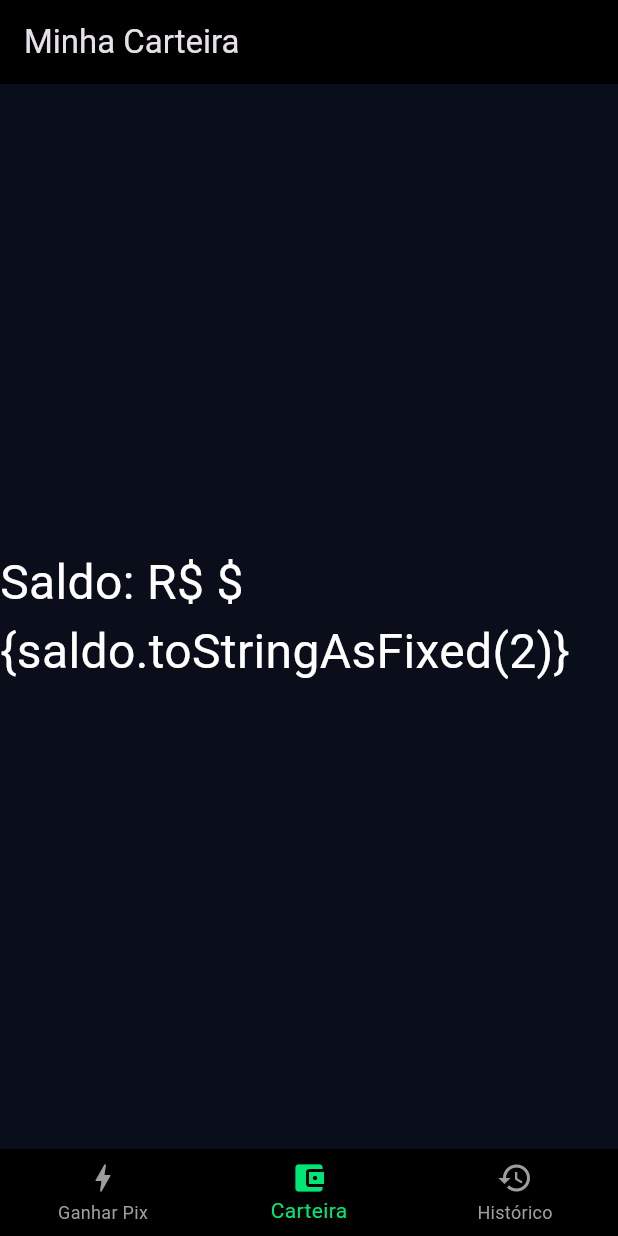
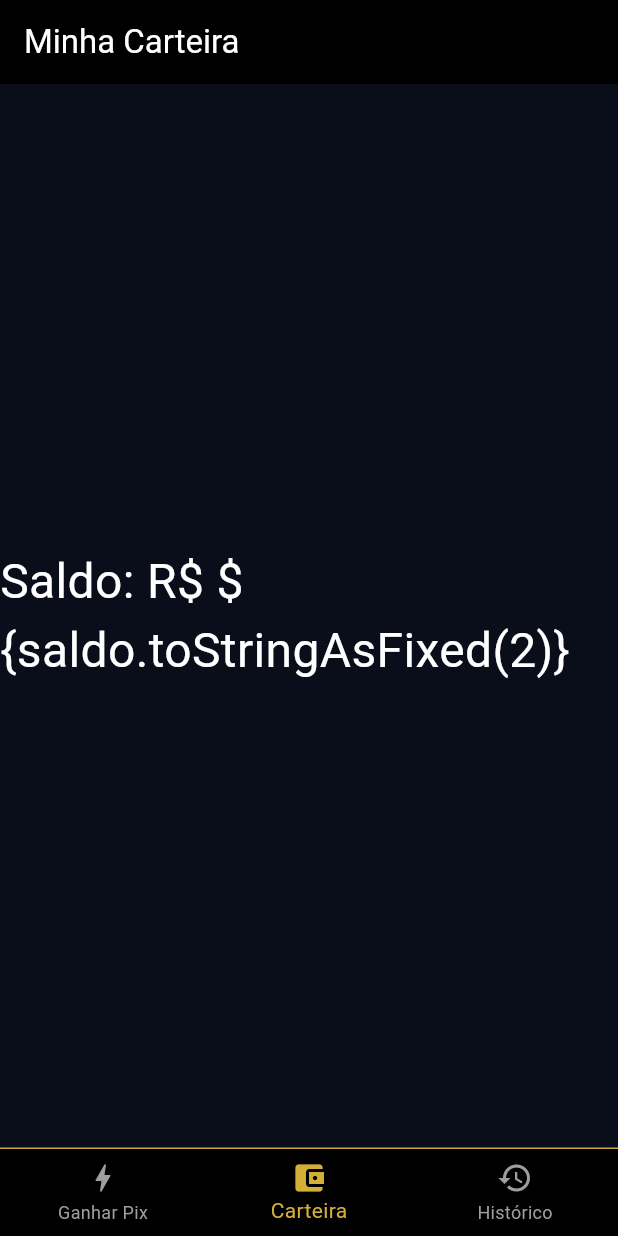
Before and after one commit to boherfc-alt/PixRewards, a Flutter app: the screen it shows after launch, item 2 of the bottom bar chosen, on a phone screen of 412 x 824 dp. Run offline on Flutter 3.47's test engine with Material 3 defaults, Android fonts, the phone set to English and light mode, and no system bars; our stand-ins replace supabase_flutter; accounts and stored records are empty.

Commit message:
Update main.dart

```diff
--- a/lib/main.dart
+++ b/lib/main.dart
@@ -1,14 +1,68 @@
-
 import 'package:flutter/material.dart';
 import 'package:supabase_flutter/supabase_flutter.dart';
 import 'screens/offers_screen.dart';
 import 'screens/wallet_screen.dart';
 import 'screens/history_screen.dart';
+
 Future<void> main() async {
   WidgetsFlutterBinding.ensureInitialized();
-  await Supabase.initialize(url: 'https://pmnghuepbxxktuiqivkl.supabase.co', anonKey: 'sb_publishable_d3MKEPnK6clbjNCsHFNpmg_0nvbgovD');
+  await Supabase.initialize(
+    url: 'https://pmnghuepbxxktuiqivkl.supabase.co',
+    anonKey: 'sb_publishable_d3MKEPnK6clbjNCsHFNpmg_0nvbgovD',
+  );
   runApp(const PixRewardsApp());
 }
-class PixRewardsApp extends StatelessWidget { const PixRewardsApp({super.key}); @override Widget build(BuildContext context){ return MaterialApp(title: 'PixRewards', debugShowCheckedModeBanner: false, theme: ThemeData.dark().copyWith(scaffoldBackgroundColor: Color(0xFF0A0E1A)), home: const MainTabs()); } }
-class MainTabs extends StatefulWidget { const MainTabs({super.key}); @override State<MainTabs> createState()=> _MainTabsState(); }
-class _MainTabsState extends State<MainTabs> { int idx=0; final screens=const [OffersScreen(), WalletScreen(), HistoryScreen()]; @override Widget build(BuildContext context){ return Scaffold(body: screens[idx], bottomNavigationBar: BottomNavigationBar(backgroundColor: Colors.black, selectedItemColor: Color(0xFF00E676), unselectedItemColor: Colors.grey, currentIndex: idx, onTap: (i)=> setState(()=> idx=i), items: const [BottomNavigationBarItem(icon: Icon(Icons.bolt), label: 'Ganhar Pix'), BottomNavigationBarItem(icon: Icon(Icons.account_balance_wallet), label: 'Carteira'), BottomNavigationBarItem(icon: Icon(Icons.history), label: 'Histórico')])); } }
+
+class PixRewardsApp extends StatelessWidget {
+  const PixRewardsApp({super.key});
+
+  @override
+  Widget build(BuildContext context) {
+    return MaterialApp(
+      title: 'Pix Reward',
+      debugShowCheckedModeBanner: false,
+      theme: ThemeData.dark().copyWith(
+        scaffoldBackgroundColor: kBlack,
+        colorScheme: ColorScheme.dark(primary: kGold, secondary: kGoldLight),
+      ),
+      home: const MainTabs(),
+    );
+  }
+}
+
+class MainTabs extends StatefulWidget {
+  const MainTabs({super.key});
+
+  @override
+  State<MainTabs> createState() => _MainTabsState();
+}
+
+class _MainTabsState extends State<MainTabs> {
+  int idx = 0;
+  final screens = const [OffersScreen(), WalletScreen(), HistoryScreen()];
+
+  @override
+  Widget build(BuildContext context) {
+    return Scaffold(
+      body: screens[idx],
+      bottomNavigationBar: Container(
+        decoration: BoxDecoration(
+          border: Border(top: BorderSide(color: kGold, width: 1)),
+        ),
+        child: BottomNavigationBar(
+          type: BottomNavigationBarType.fixed,
+          backgroundColor: Colors.black,
+          selectedItemColor: kGold,
+          unselectedItemColor: Colors.grey,
+          currentIndex: idx,
+          onTap: (i) => setState(() => idx = i),
+          items: const [
+            BottomNavigationBarItem(icon: Icon(Icons.bolt), label: 'Ganhar Pix'),
+            BottomNavigationBarItem(icon: Icon(Icons.account_balance_wallet), label: 'Carteira'),
+            BottomNavigationBarItem(icon: Icon(Icons.history), label: 'Histórico'),
+          ],
+        ),
+      ),
+    );
+  }
+}
```
